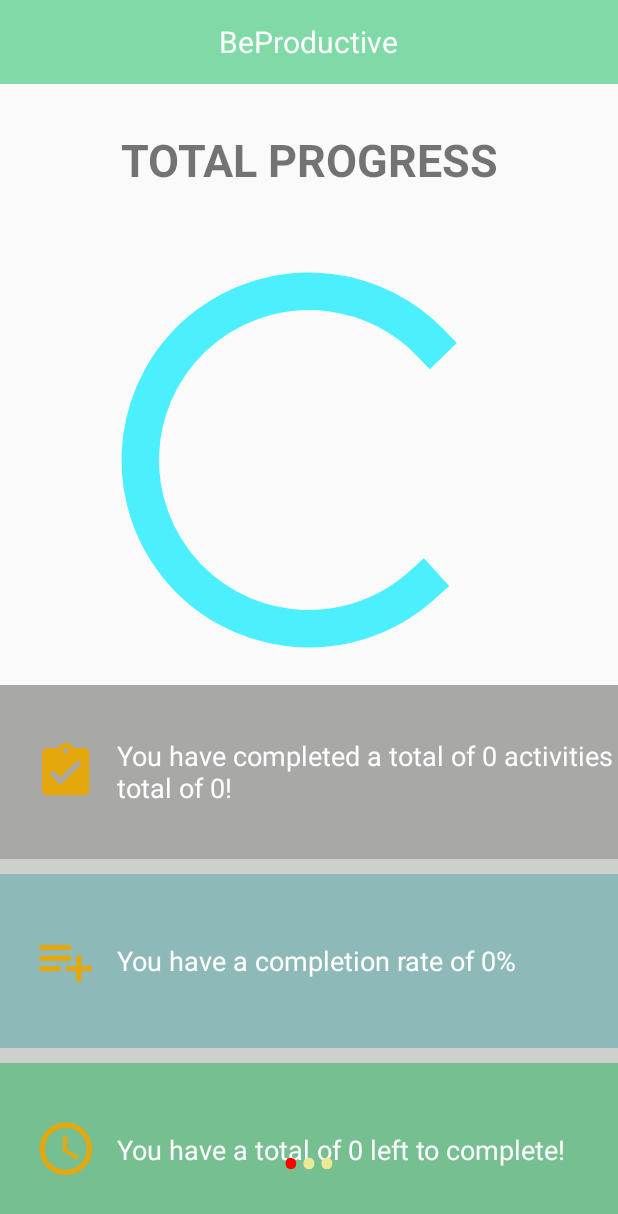
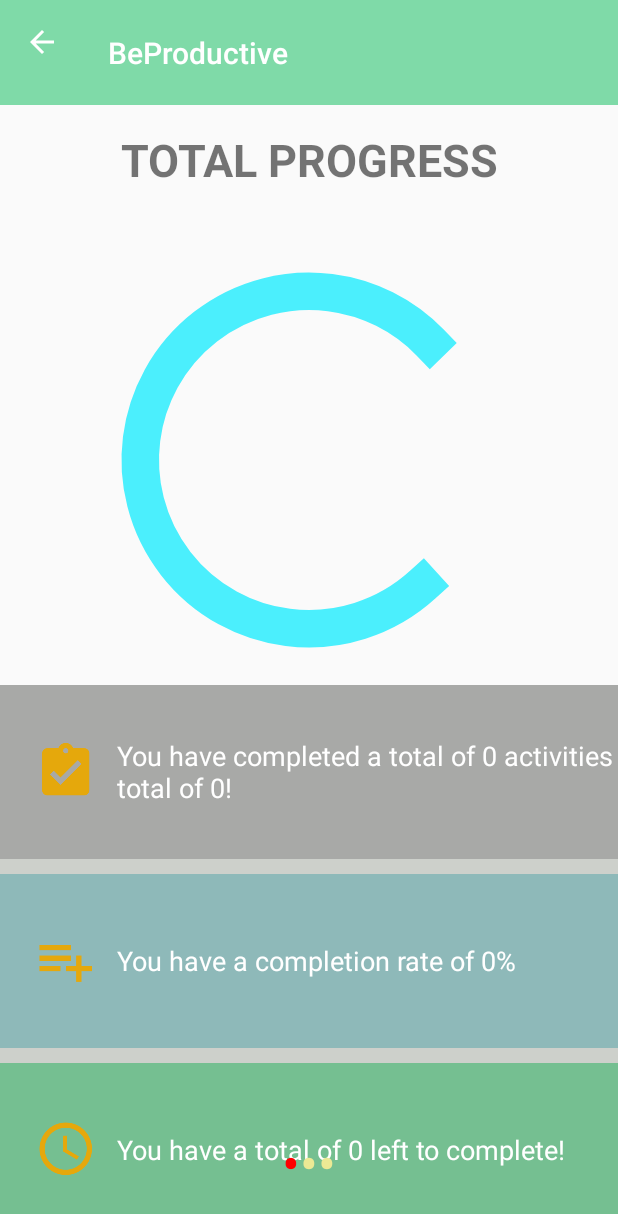
Before and after one commit to EdisaM/Projekti_Schedules, an Android app: the StaticticsActivity screen opened directly, with no data from a screen before it, on a phone screen of 412 x 824 dp. Shown: the top 1214 px of the screen. Run offline under Robolectric (Android 15) with nearby library versions, the phone set to English and light mode, and no system bars; libraries missing offline, so code that uses them is left out: com.emredavarci.circleprogressbar; plain views replace CircleProgressBar; 5 statements that could not run were skipped.

Commit message:
commit 20/6/18

```diff
--- a/app/build.gradle
+++ b/app/build.gradle
@@ -20,6 +20,7 @@ android {
 }
 
 dependencies {
+    implementation 'com.emredavarci:circleprogressbar:1.0.4'
     implementation fileTree(dir: 'libs', include: ['*.jar'])
     implementation 'com.android.support:appcompat-v7:26.1.0'
     implementation 'com.android.support.constraint:constraint-layout:1.1.0'
--- a/app/src/main/java/com/example/twin/projekti_schedules/AlarmReceiver.java
+++ b/app/src/main/java/com/example/twin/projekti_schedules/AlarmReceiver.java
@@ -27,8 +27,6 @@ public class AlarmReceiver extends BroadcastReceiver {
                 Log.d(TAG, "onReceive: BOOT_COMPLETED");
                 LocalData localData = new LocalData(context);
                 NotificationScheduler.setReminder(context, AlarmReceiver.class, localData.get_hour(), localData.get_min());
-                NotificationScheduler.setReminderdate(context, AlarmReceiver.class, localData.get_day(), localData.get_month(),localData.get_year());
-
                 return;
             }
         }
--- a/app/src/main/java/com/example/twin/projekti_schedules/CompletedActivity.java
+++ b/app/src/main/java/com/example/twin/projekti_schedules/CompletedActivity.java
@@ -78,6 +78,11 @@ public class CompletedActivity extends AppCompatActivity  {
             public void onClick(View view) {
                 SqliteHelper db=new SqliteHelper(CompletedActivity.this);
                 db.delete_activity(activity1,date1);
+                Intent i=new Intent(CompletedActivity.this,ViewActivity.class);
+                i.setFlags(Intent.FLAG_ACTIVITY_NO_HISTORY);
+                startActivity(i);
+                finish();
+
 
             }
         });
--- a/app/src/main/java/com/example/twin/projekti_schedules/FaqjaKryesore.java
+++ b/app/src/main/java/com/example/twin/projekti_schedules/FaqjaKryesore.java
@@ -192,10 +192,12 @@ public class FaqjaKryesore extends AppCompatActivity {
                         case 0:
                         intent=new Intent(FaqjaKryesore.this, AddActivity.class);
                         startActivity(intent);
+                        finish();
                         break;
                         case 1:
                             intent=new Intent(FaqjaKryesore.this, ViewActivity.class);
                             startActivity(intent);
+                            finish();
                             break;
                     }
                 }
--- a/app/src/main/java/com/example/twin/projekti_schedules/LoginActivity.java
+++ b/app/src/main/java/com/example/twin/projekti_schedules/LoginActivity.java
@@ -147,7 +147,6 @@ public class LoginActivity extends AppCompatActivity {
         if (utils.getEmail(this) != null ){
             Intent intent = new Intent(LoginActivity.this, MenuActivity.class);
             startActivity(intent);
-            finish();
         }else{
 
         }
--- a/app/src/main/java/com/example/twin/projekti_schedules/NotificationScheduler.java
+++ b/app/src/main/java/com/example/twin/projekti_schedules/NotificationScheduler.java
@@ -10,12 +10,10 @@ import android.content.Intent;
 import android.content.pm.PackageManager;
 import android.media.RingtoneManager;
 import android.net.Uri;
-import android.provider.ContactsContract;
 import android.support.v4.app.NotificationCompat;
 import android.support.v4.app.TaskStackBuilder;
 
 import java.util.Calendar;
-import java.util.Date;
 
 import static android.content.Context.ALARM_SERVICE;
 
@@ -93,7 +91,7 @@ public class NotificationScheduler
     }
 
 
-    public static void setReminder(Context context, Class<?> cls, int hour,int min)
+    public static void setReminder(Context context,Class<?> cls,int hour, int min)
     {
         Calendar calendar = Calendar.getInstance();
 
--- a/app/src/main/java/com/example/twin/projekti_schedules/StaticticsActivity.java
+++ b/app/src/main/java/com/example/twin/projekti_schedules/StaticticsActivity.java
@@ -34,6 +34,22 @@ public class StaticticsActivity extends AppCompatActivity {
     protected void onCreate(Bundle savedInstanceState) {
         super.onCreate(savedInstanceState);
         setContentView(R.layout.activity_statictics);
+        Toolbar toolbar = (Toolbar) findViewById(R.id.toolbar5);
+        setSupportActionBar(toolbar);
+        getSupportActionBar().setDisplayHomeAsUpEnabled(true);
+        getSupportActionBar().setDisplayShowHomeEnabled(true);
+
+
+        toolbar.setNavigationOnClickListener(new View.OnClickListener() {
+            @Override
+            public void onClick(View v) {
+                startActivity(new Intent(getApplicationContext(),MenuActivity.class));
+                finish();
+            }
+        });
+
+
+        //
         slide=(ViewPager)findViewById(R.id.ViewPager);
         l1 = (LinearLayout) findViewById(R.id.linearLayout1);
         adapter = new StatisticsSliderAdapter(this);
--- a/app/src/main/java/com/example/twin/projekti_schedules/ViewActivity.java
+++ b/app/src/main/java/com/example/twin/projekti_schedules/ViewActivity.java
@@ -67,14 +67,13 @@ public class ViewActivity extends AppCompatActivity {
     protected void onCreate(@Nullable Bundle savedInstanceState) {
         super.onCreate(savedInstanceState);
         setContentView(R.layout.activity_view);
-        Toolbar toolbar = (Toolbar) findViewById(R.id.toolbar);
+        Toolbar toolbar = (Toolbar) findViewById(R.id.toolbar3);
         text = MenuActivity.getString();
         //placing toolbar in place of actionbar
-
-
         setSupportActionBar(toolbar);
         getSupportActionBar().setDisplayHomeAsUpEnabled(true);
         getSupportActionBar().setDisplayShowHomeEnabled(true);
+
 
         toolbar.setNavigationOnClickListener(new View.OnClickListener() {
             @Override
@@ -83,7 +82,6 @@ public class ViewActivity extends AppCompatActivity {
                 finish();
             }
         });
-
 
 
 
--- a/app/src/main/res/layout/activity_login.xml
+++ b/app/src/main/res/layout/activity_login.xml
@@ -24,7 +24,7 @@
             android:layout_height="wrap_content"
             android:layout_gravity="center_horizontal"
             android:layout_margin="16dp"
-            app:srcCompat="@mipmap/logo1" />
+            app:srcCompat="@drawable/logo1" />
 
         <android.support.design.widget.TextInputLayout
             android:id="@+id/textInputLayoutEmail"
--- a/app/src/main/res/layout/activity_motivation.xml
+++ b/app/src/main/res/layout/activity_motivation.xml
@@ -11,7 +11,7 @@
         android:layout_width="match_parent"
         android:layout_height="70dp"
         app:title="BeProductive"
-        app:titleMarginStart="60dp"
+        app:titleMarginStart="10dp"
         app:titleTextColor="@android:color/white"
         android:background="@color/colorPrimary" />
 
--- a/app/src/main/res/layout/activity_statictics.xml
+++ b/app/src/main/res/layout/activity_statictics.xml
@@ -3,11 +3,18 @@
     xmlns:tools="http://schemas.android.com/tools"
     android:layout_width="match_parent"
     android:layout_height="match_parent"
+    xmlns:app="http://schemas.android.com/apk/res-auto"
     android:fitsSystemWindows="true"
-    android:orientation="vertical"
-    >
+    android:orientation="vertical">
 
-    <include layout="@layout/custom_toolbar"></include>
+    <android.support.v7.widget.Toolbar
+        android:id="@+id/toolbar5"
+        android:layout_width="match_parent"
+        android:layout_height="70dp"
+        app:title="BeProductive"
+        app:titleMarginStart="10dp"
+        app:titleTextColor="@android:color/white"
+        android:background="@color/colorPrimary" />
 
     <android.support.v4.view.ViewPager
         android:id="@+id/ViewPager"
--- a/app/src/main/res/layout/addactivity.xml
+++ b/app/src/main/res/layout/addactivity.xml
@@ -86,8 +86,8 @@
                 android:layout_alignParentLeft="true"
                 android:hint="Select Date..."
                 android:padding="15dp"
-                android:textColor="@color/colorPrimary"
-                android:textColorHint="@color/colorPrimary"
+                android:textColor="#efb54a"
+                android:textColorHint="#efb54a"
                 android:textSize="20sp"
                 android:textStyle="bold" />
         </android.support.design.widget.TextInputLayout>
@@ -101,7 +101,7 @@
             android:layout_alignParentLeft="true"
             android:layout_marginBottom="101dp"
             android:layout_marginTop="20dp"
-            android:background="@color/colorPrimary"
+            android:background="#efb54a"
             android:text="ADD"
             android:textColor="@android:color/white"
             android:visibility="visible" />
```
Also changed, not shown: app/src/main/AndroidManifest.xml (+16 -16 lines), app/src/main/java/com/example/twin/projekti_schedules/MainActivity.java (+0 -44 lines), app/src/main/res/layout/aboutus.xml (+14 -13 lines), app/src/main/res/layout/activity_view.xml (+8 -1 lines), app/src/main/res/values/colors.xml (+4 -4 lines), app/src/main/res/mipmap-hdpi/logo1.png (deleted), app/src/main/res/mipmap-xxxhdpi/calendar.png (renamed from app/src/main/res/mipmap-hdpi/calendar.png).
